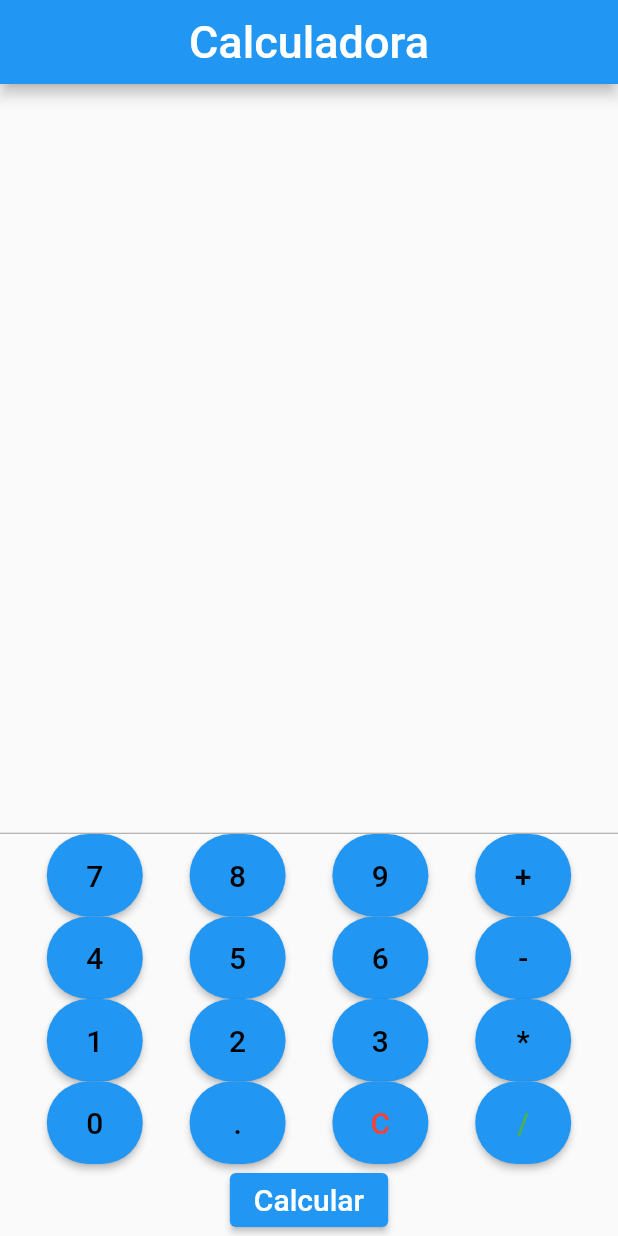
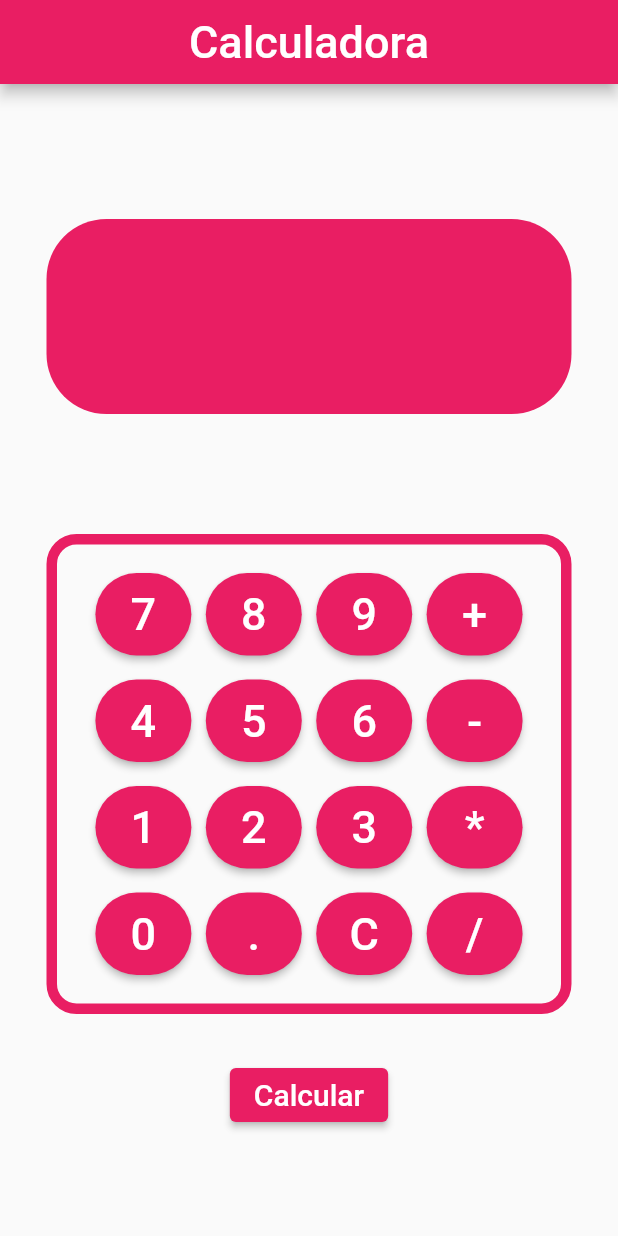
Before and after one commit to devgomes10/calculator, a Flutter app: the screen it shows after launch, on a phone screen of 412 x 824 dp. Run offline on Flutter 3.47's test engine with Material 2 defaults, Android fonts, the phone set to English and light mode, and no system bars.

Commit message:
implementado layout da calculadora

```diff
--- a/lib/main.dart
+++ b/lib/main.dart
@@ -6,8 +6,11 @@ class AppCalculator extends StatelessWidget {
   @override
   Widget build(BuildContext context) {
     return MaterialApp(
+      debugShowCheckedModeBanner: false,
       title: 'Calculadora',
-      theme: ThemeData(primarySwatch: Colors.blue),
+      theme: ThemeData(primarySwatch: Colors.pink),
+      darkTheme: ThemeData.dark(),
+      themeMode: ThemeMode.light,
       home: Calculator(),
     );
   }
@@ -35,7 +38,7 @@ class _CalculatorState extends State<Calculator> {
 
   void _calculateResult() {
     try {
-
+      var number = int.parse(_buildButton);
     } catch (e) {
       setState(() {
         _displayText = 'Erro';
@@ -47,62 +50,112 @@ class _CalculatorState extends State<Calculator> {
   Widget build(BuildContext context) {
     return Scaffold(
       appBar: AppBar(
-          title: Text('Calculadora', style: TextStyle(fontSize: 30),),
+        title: Text(
+          'Calculadora',
+          style: TextStyle(fontSize: 30),
+        ),
         centerTitle: true,
       ),
       body: Column(
-        mainAxisAlignment: MainAxisAlignment.end,
+        mainAxisAlignment: MainAxisAlignment.center,
         children: [
-          Expanded(
+          Padding(
+            padding: const EdgeInsets.only(bottom: 80, top: 30),
             child: Container(
+              width: 350,
+              height: 130,
+              decoration: BoxDecoration(
+                color: Colors.pink,
+                borderRadius: BorderRadius.circular(40),
+              ),
               padding: EdgeInsets.all(16),
               alignment: Alignment.bottomRight,
+              child: Center(
                 child: Text(
                   _displayText,
-                style: TextStyle(fontSize: 32),
+                  style: TextStyle(
+                    fontSize: 32,
+                    color: Colors.white,
+                    fontWeight: FontWeight.bold,
                   ),
                 ),
               ),
-          Divider(height: 1, color: Colors.grey),
-          Row(
+            ),
+          ),
+          Center(
+            child: Container(
+              decoration: BoxDecoration(
+                  borderRadius: BorderRadius.circular(20),
+                  border: Border.all(
+                    color: Colors.pink,
+                    width: 7,
+                  )),
+              width: 350,
+              height: 320,
+              child: Padding(
+                padding: const EdgeInsets.all(8.0),
+                child: Column(
+                  mainAxisAlignment: MainAxisAlignment.center,
+                  children: [
+                    Padding(
+                      padding: const EdgeInsets.all(8.0),
+                      child: Row(
                         mainAxisAlignment: MainAxisAlignment.spaceEvenly,
                         children: [
-              _buildButton('7'),
-              _buildButton('8'),
-              _buildButton('9'),
-              _buildButton('+'),
+                          _buildButton('7', textColor: Colors.white),
+                          _buildButton('8', textColor: Colors.white),
+                          _buildButton('9', textColor: Colors.white),
+                          _buildButton('+', textColor: Colors.white),
                         ],
                       ),
-          Row(
+                    ),
+                    Padding(
+                      padding: const EdgeInsets.all(8.0),
+                      child: Row(
                         mainAxisAlignment: MainAxisAlignment.spaceEvenly,
                         children: [
-              _buildButton('4'),
-              _buildButton('5'),
-              _buildButton('6'),
-              _buildButton('-'),
+                          _buildButton('4', textColor: Colors.white),
+                          _buildButton('5', textColor: Colors.white),
+                          _buildButton('6', textColor: Colors.white),
+                          _buildButton('-', textColor: Colors.white),
                         ],
                       ),
-          Row(
+                    ),
+                    Padding(
+                      padding: const EdgeInsets.all(8.0),
+                      child: Row(
                         mainAxisAlignment: MainAxisAlignment.spaceEvenly,
                         children: [
-              _buildButton('1'),
-              _buildButton('2'),
-              _buildButton('3'),
-              _buildButton('*'),
+                          _buildButton('1', textColor: Colors.white),
+                          _buildButton('2', textColor: Colors.white),
+                          _buildButton('3', textColor: Colors.white),
+                          _buildButton('*', textColor: Colors.white),
                         ],
                       ),
-          Row(
+                    ),
+                    Padding(
+                      padding: const EdgeInsets.all(8.0),
+                      child: Row(
                         mainAxisAlignment: MainAxisAlignment.spaceEvenly,
                         children: [
-              _buildButton('0'),
-              _buildButton('.'),
-              _buildButton('C', textColor: Colors.red),
-              _buildButton('/', textColor: Colors.green),
+                          _buildButton('0', textColor: Colors.white),
+                          _buildButton('.', textColor: Colors.white),
+                          _buildButton('C', textColor: Colors.white),
+                          _buildButton('/', textColor: Colors.white),
                         ],
                       ),
-          ElevatedButton(
+                    ),
+                  ],
+                ),
+              ),
+            ),
+          ),
+          Padding(
+            padding: const EdgeInsets.only(top: 30, bottom: 10),
+            child: ElevatedButton(
               onPressed: _calculateResult,
               child: Text('Calcular', style: TextStyle(fontSize: 20)),
+            ),
           ),
         ],
       ),
@@ -118,9 +171,9 @@ class _CalculatorState extends State<Calculator> {
           _addToDisplay(text);
         }
       },
-      child: Text(text, style: TextStyle(color: textColor, fontSize: 20)),
+      child: Text(text, style: TextStyle(color: textColor, fontSize: 30)),
       style: ElevatedButton.styleFrom(
-        padding: EdgeInsets.all(16),
+        padding: EdgeInsets.all(10),
         shape: RoundedRectangleBorder(borderRadius: BorderRadius.circular(30)),
       ),
     );
```
Lines whose indentation alone changed are shown as unchanged.
